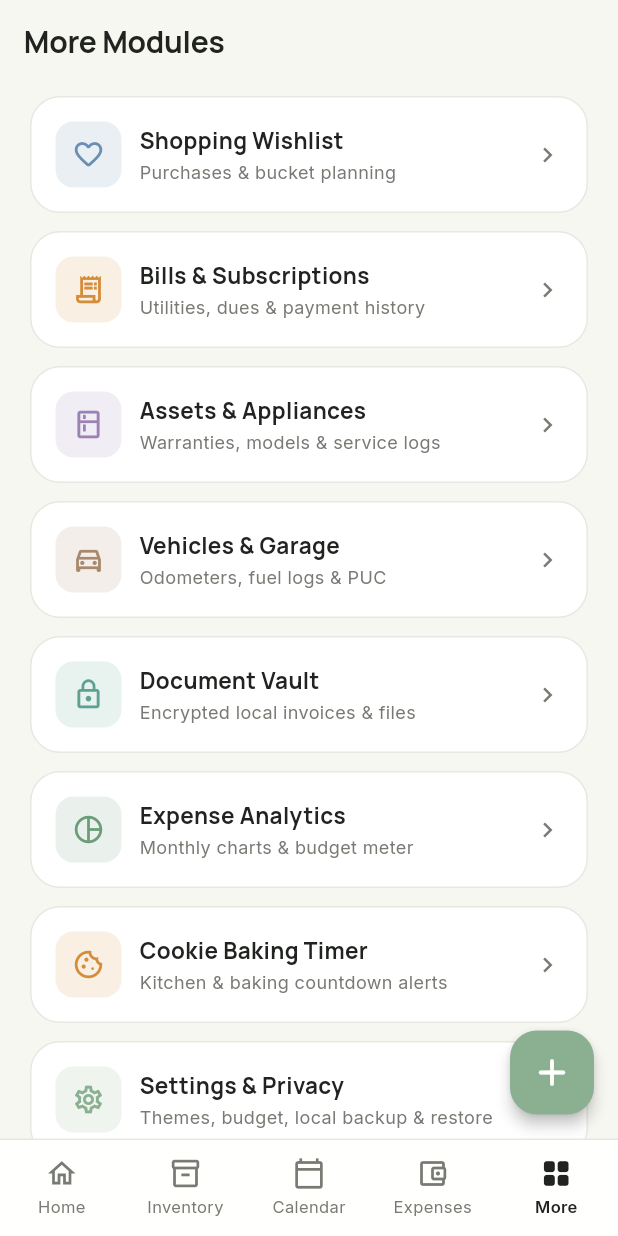
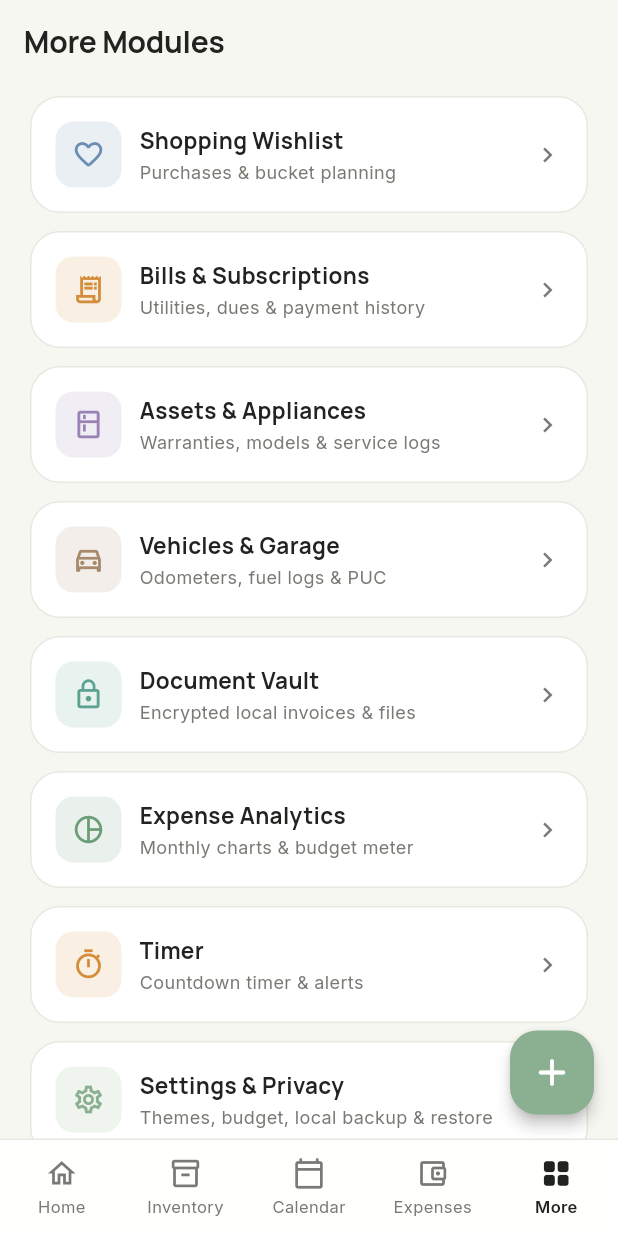
Before and after one commit to faizazamgnmba27-rgb/Homely, a Flutter app: the MoreScreen screen opened by its route, on a phone screen of 412 x 824 dp. Run offline on Flutter 3.47's test engine with Material 3 defaults, Android fonts, the phone set to English and light mode, and no system bars; our stand-ins replace drift, file_picker, fl_chart, flutter_local_notifications, flutter_riverpod, go_router and 3 more; accounts and stored records are empty; generated files the repository leaves out were written again.

Commit message:
Add wishlist delete, cooking timer, reminder time/calendar fixes, and new app icon

```diff
--- a/lib/features/calendar/presentation/calendar_controller.dart
+++ b/lib/features/calendar/presentation/calendar_controller.dart
@@ -3,9 +3,9 @@ import '../data/calendar_repository.dart';
 
 final selectedCalendarDateProvider = StateProvider<DateTime>((ref) => DateTime.now());
 
-final unifiedCalendarEventsProvider = FutureProvider<List<CalendarEvent>>((ref) {
+final unifiedCalendarEventsProvider = StreamProvider<List<CalendarEvent>>((ref) {
   final repo = ref.watch(calendarRepositoryProvider);
-  return repo.getUnifiedEvents();
+  return repo.watchUnifiedEvents();
 });
 
 final eventsForSelectedDateProvider = Provider<List<CalendarEvent>>((ref) {
--- a/lib/features/dashboard/presentation/dashboard_screen.dart
+++ b/lib/features/dashboard/presentation/dashboard_screen.dart
@@ -177,7 +177,7 @@ class DashboardScreen extends ConsumerWidget {
                           const SizedBox(width: 8),
                           _buildQuickActionChip(context, '+ Reminder', () => context.push('/reminders/add'), accent, isDark),
                           const SizedBox(width: 8),
-                          _buildQuickActionChip(context, '⏱️ Timer', () => context.push('/timer'), const Color(0xFFD48D3B), isDark),
+                          _buildQuickActionChip(context, '⏱️ Cooking Timer', () => context.push('/timer'), const Color(0xFFD48D3B), isDark),
                         ],
                       ),
                     ),
--- a/lib/features/more/presentation/more_screen.dart
+++ b/lib/features/more/presentation/more_screen.dart
@@ -59,9 +59,9 @@ class MoreScreen extends StatelessWidget {
         'color': const Color(0xFF6B9E78),
       },
       {
-        'title': 'Cookie Baking Timer',
-        'subtitle': 'Kitchen & baking countdown alerts',
-        'icon': Icons.cookie_outlined,
+        'title': 'Timer',
+        'subtitle': 'Countdown timer & alerts',
+        'icon': Icons.timer_outlined,
         'route': '/timer',
         'color': const Color(0xFFD48D3B),
       },
--- a/lib/features/timer/presentation/cookie_timer_screen.dart
+++ b/lib/features/timer/presentation/cookie_timer_screen.dart
@@ -173,7 +173,7 @@ class _CookieTimerScreenState extends ConsumerState<CookieTimerScreen> {
     return Scaffold(
       appBar: AppBar(
         title: Text(
-          'Timer',
+          'Cooking Timer',
           style: TextStyle(fontFamily: 'Manrope', fontSize: 20, fontWeight: FontWeight.w700, color: primary),
         ),
         actions: [
```
Also changed, not shown: lib/features/calendar/presentation/calendar_screen.dart (+10 -3 lines), lib/features/reminders/presentation/add_reminder_screen.dart (+26 -0 lines), lib/features/shopping/presentation/shopping_screen.dart (+18 -0 lines), 5 other files.
